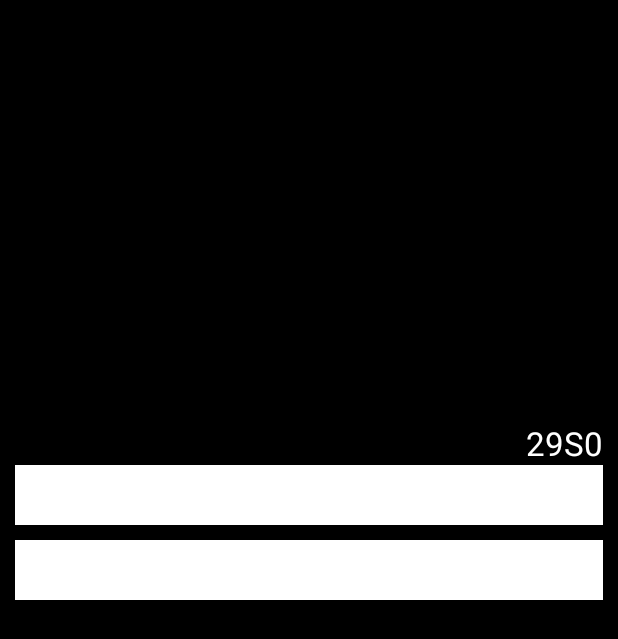
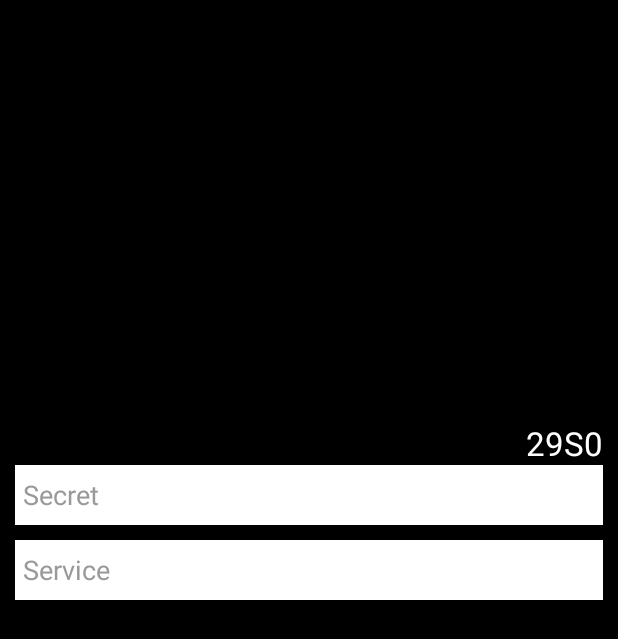
Before and after one commit to danielceinos/Password-Vault, an Android app: the layout activity_main.xml on its own in the app's theme, with its tools: preview values and no code run, on a phone screen of 412 x 824 dp. Shown: the top 639 px of the screen. Run offline under Robolectric (Android 15) with nearby library versions, the phone set to English and light mode, and no system bars.

Commit message:
Disable carriage return

```diff
--- a/app/src/main/res/layout/activity_main.xml
+++ b/app/src/main/res/layout/activity_main.xml
@@ -39,7 +39,10 @@
         android:hint="Secret"
         android:inputType="textPassword"
         android:padding="5dp"
+        android:singleLine="true"
         android:textColor="#000"
+        android:textColorHint="#999"
+        android:textSize="18sp"
         />
 
     <EditText
@@ -52,7 +55,10 @@
         android:background="#FFF"
         android:hint="Service"
         android:padding="5dp"
+        android:singleLine="true"
         android:textColor="#000"
+        android:textColorHint="#999"
+        android:textSize="18sp"
         />
 
   </RelativeLayout>
```
